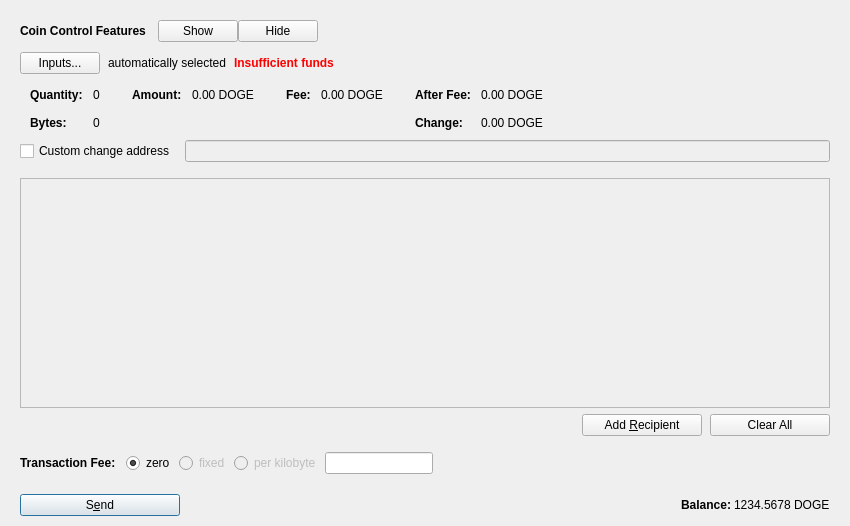
Qt form src/qt/forms/sendcoinsdialog.ui (VadiqueMe/dogecoin) before a commit.
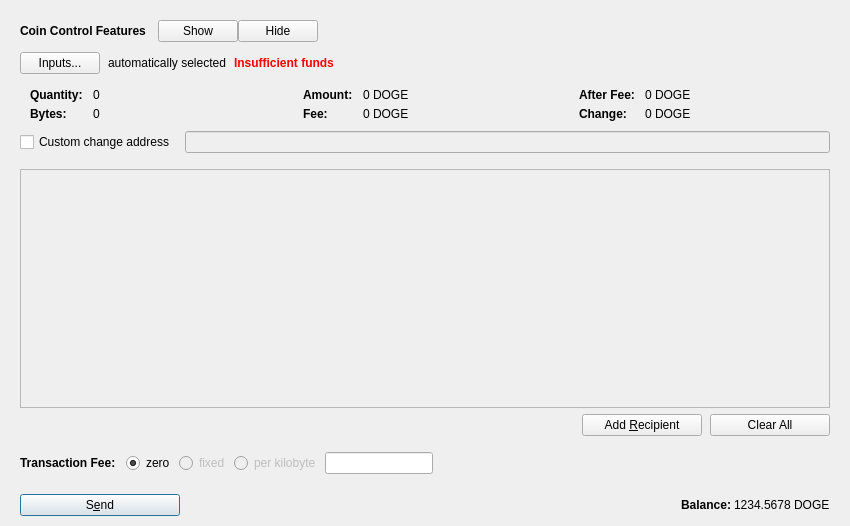
The same form after that commit. Icons and pictures are not drawn. Custom widgets are drawn as their Qt base class.

```diff
--- a/src/qt/forms/sendcoinsdialog.ui
+++ b/src/qt/forms/sendcoinsdialog.ui
@@ -268,7 +268,7 @@
                <number>0</number>
               </property>
               <item>
-               <layout class="QHBoxLayout" name="horizontalLayoutCoinControl3" stretch="0,0,0,1">
+               <layout class="QHBoxLayout" name="horizontalLayoutCoinControl3" stretch="0,0,0">
                 <property name="spacing">
                  <number>20</number>
                 </property>
@@ -284,7 +284,7 @@
                    <number>10</number>
                   </property>
                   <property name="verticalSpacing">
-                   <number>14</number>
+                   <number>5</number>
                   </property>
                   <property name="leftMargin">
                    <number>10</number>
@@ -367,7 +367,7 @@
                    <number>10</number>
                   </property>
                   <property name="verticalSpacing">
-                   <number>14</number>
+                   <number>5</number>
                   </property>
                   <property name="leftMargin">
                    <number>6</number>
@@ -403,33 +403,14 @@
                      <enum>Qt::ActionsContextMenu</enum>
                     </property>
                     <property name="text">
-                     <string notr="true">0.00 DOGE</string>
+                     <string notr="true">0 DOGE</string>
                     </property>
                     <property name="textInteractionFlags">
                      <set>Qt::TextSelectableByMouse</set>
                     </property>
                    </widget>
                   </item>
-                 </layout>
-                </item>
-                <item>
-                 <layout class="QFormLayout" name="formLayoutCoinControl3">
-                  <property name="horizontalSpacing">
-                   <number>10</number>
-                  </property>
-                  <property name="verticalSpacing">
-                   <number>14</number>
-                  </property>
-                  <property name="leftMargin">
-                   <number>6</number>
-                  </property>
-                  <property name="topMargin">
-                   <number>4</number>
-                  </property>
-                  <property name="rightMargin">
-                   <number>6</number>
-                  </property>
-                  <item row="0" column="0">
+                  <item row="1" column="0">
                    <widget class="QLabel" name="labelCoinControlFeeText">
                     <property name="font">
                      <font>
@@ -445,7 +426,7 @@
                     </property>
                    </widget>
                   </item>
-                  <item row="0" column="1">
+                  <item row="1" column="1">
                    <widget class="QLabel" name="labelCoinControlFee">
                     <property name="cursor">
                      <cursorShape>IBeamCursor</cursorShape>
@@ -454,7 +435,7 @@
                      <enum>Qt::ActionsContextMenu</enum>
                     </property>
                     <property name="text">
-                     <string notr="true">0.00 DOGE</string>
+                     <string notr="true">0 DOGE</string>
                     </property>
                     <property name="textInteractionFlags">
                      <set>Qt::TextSelectableByMouse</set>
@@ -469,7 +450,7 @@
                    <number>10</number>
                   </property>
                   <property name="verticalSpacing">
-                   <number>14</number>
+                   <number>5</number>
                   </property>
                   <property name="leftMargin">
                    <number>6</number>
@@ -505,7 +486,7 @@
                      <enum>Qt::ActionsContextMenu</enum>
                     </property>
                     <property name="text">
-                     <string notr="true">0.00 DOGE</string>
+                     <string notr="true">0 DOGE</string>
                     </property>
                     <property name="textInteractionFlags">
                      <set>Qt::TextSelectableByMouse</set>
@@ -534,7 +515,7 @@
                      <enum>Qt::ActionsContextMenu</enum>
                     </property>
                     <property name="text">
-                     <string notr="true">0.00 DOGE</string>
+                     <string notr="true">0 DOGE</string>
                     </property>
                     <property name="textInteractionFlags">
                      <set>Qt::TextSelectableByMouse</set>
@@ -642,7 +623,7 @@
            <x>0</x>
            <y>0</y>
            <width>808</width>
-           <height>180</height>
+           <height>189</height>
           </rect>
          </property>
          <property name="sizePolicy">
```
